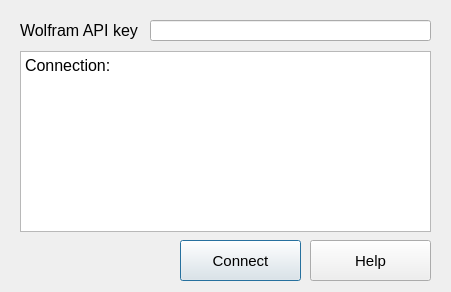
sanglantes/seb-qtbypass, file WolframAlpha.ui: the form before one commit.
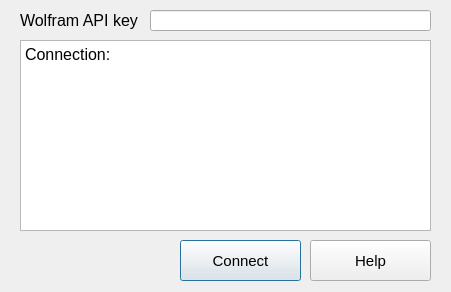
The form after the commit.

```diff
--- a/WolframAlpha.ui
+++ b/WolframAlpha.ui
@@ -55,7 +55,7 @@
    <property name="geometry">
     <rect>
      <x>20</x>
-     <y>20</y>
+     <y>10</y>
      <width>171</width>
      <height>21</height>
     </rect>
@@ -74,7 +74,7 @@
    <property name="geometry">
     <rect>
      <x>150</x>
-     <y>20</y>
+     <y>10</y>
      <width>281</width>
      <height>21</height>
     </rect>
@@ -84,9 +84,9 @@
    <property name="geometry">
     <rect>
      <x>20</x>
-     <y>51</y>
+     <y>40</y>
      <width>411</width>
-     <height>181</height>
+     <height>191</height>
     </rect>
    </property>
    <property name="html">
```
Left out of the diff: 27 changed lines with no effect on the pictures.
